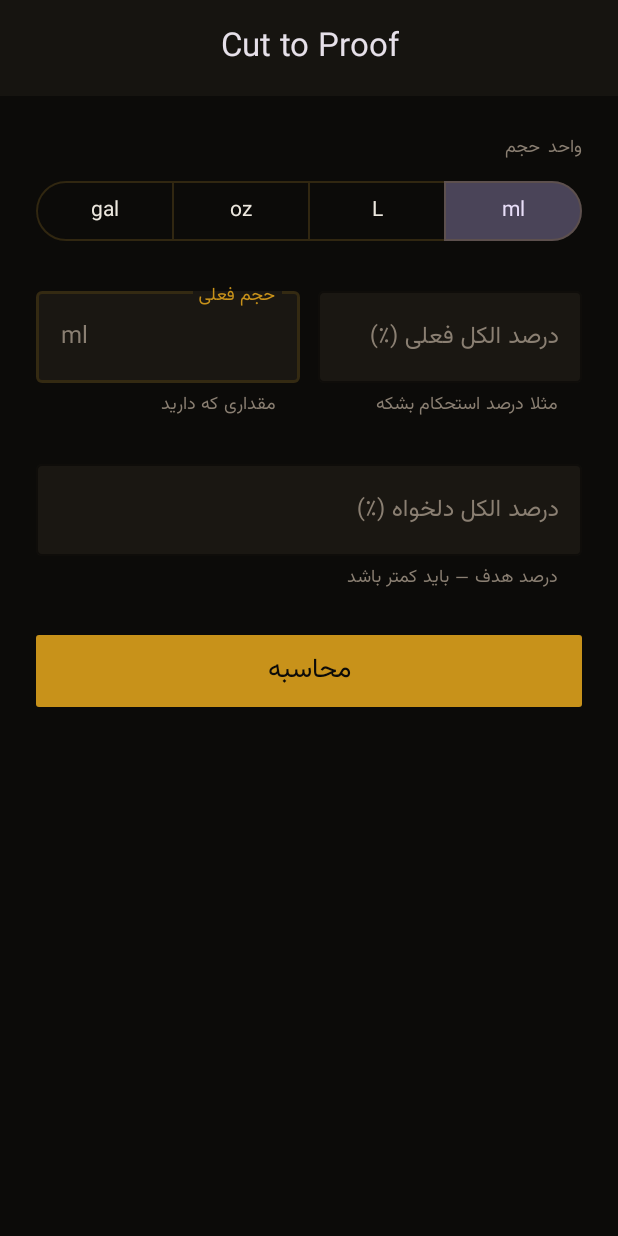
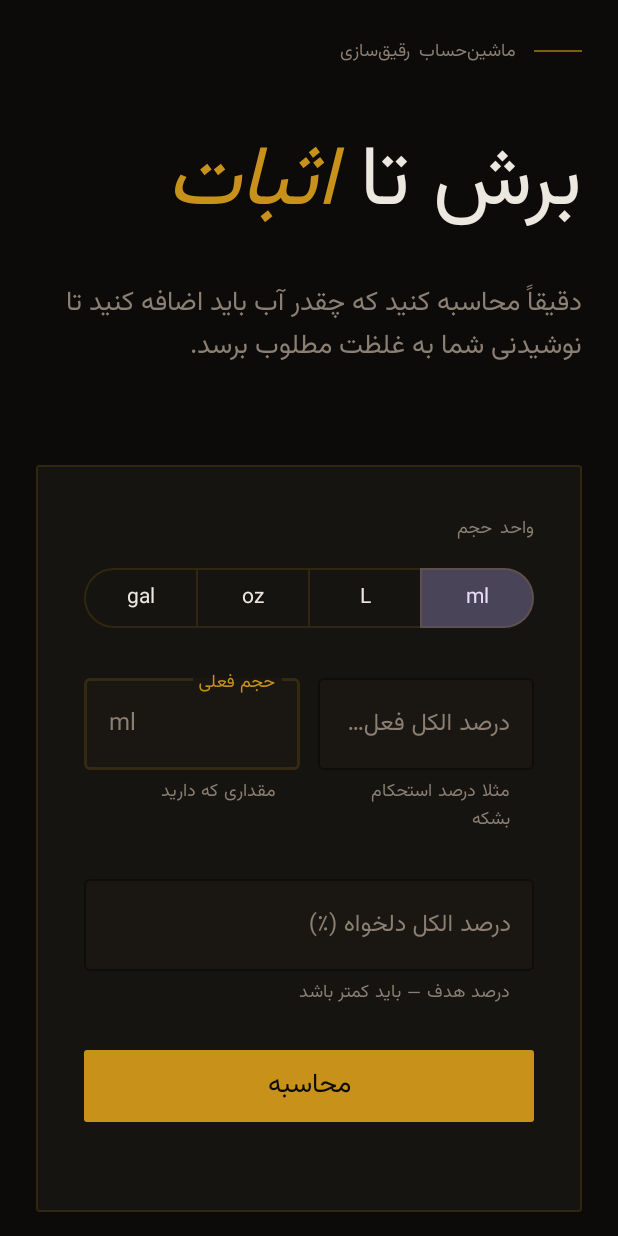
Before and after one commit to itschiya/cyz, an Android app: the screen it shows after launch (MainActivity), on a phone screen of 412 x 824 dp. Run offline under Robolectric (Android 15) with nearby library versions, the phone set to English and light mode, and no system bars.

Commit message:
Fix calculate crash and redesign UI to match Figma
- Resolves ClassCastException when clicking calculate by assigning an ID to the NestedScrollView.
- Migrates the main UI to strictly match the requested Figma React app clone.
- Applies Persian translations and right-to-left localization support for all text elements as requested.
- Adds appropriate Material3 UI widgets, colors, corner radii, and structure to replicate the web app's style.

Co-authored-by: itschiya <154016735+itschiya@users.noreply.github.com>

```diff
--- a/app/src/main/java/com/example/alcoholcalculator/MainActivity.kt
+++ b/app/src/main/java/com/example/alcoholcalculator/MainActivity.kt
@@ -29,6 +29,9 @@ class MainActivity : AppCompatActivity() {
     private lateinit var tvVerifiedAbv: TextView
     private lateinit var tvDilutionRatio: TextView
     private lateinit var toggleGroupUnit: MaterialButtonToggleGroup
+    private lateinit var practicalNote: TextView
+    private lateinit var footerView: View
+    private lateinit var mainScrollView: androidx.core.widget.NestedScrollView
 
     enum class UnitType(val factor: Double, val symbol: String) {
         ML(1.0, "ml"),
@@ -58,6 +61,9 @@ class MainActivity : AppCompatActivity() {
         tvVerifiedAbv = findViewById(R.id.tvVerifiedAbv)
         tvDilutionRatio = findViewById(R.id.tvDilutionRatio)
         toggleGroupUnit = findViewById(R.id.toggleGroupUnit)
+        practicalNote = findViewById(R.id.practicalNote)
+        footerView = findViewById(R.id.footerView)
+        mainScrollView = findViewById(R.id.mainScrollView)
 
         toggleGroupUnit.addOnButtonCheckedListener { _, checkedId, isChecked ->
             if (isChecked) {
@@ -91,6 +97,8 @@ class MainActivity : AppCompatActivity() {
         etDesiredPercentage.text?.clear()
         resultCard.visibility = View.GONE
         btnReset.visibility = View.GONE
+        practicalNote.visibility = View.GONE
+        footerView.visibility = View.GONE
     }
 
     private fun toMl(value: Double, unit: UnitType): Double {
@@ -182,11 +190,12 @@ class MainActivity : AppCompatActivity() {
 
         resultCard.visibility = View.VISIBLE
         btnReset.visibility = View.VISIBLE
+        practicalNote.visibility = View.VISIBLE
+        footerView.visibility = View.VISIBLE
 
         // Scroll down
-        resultCard.post {
-            val scrollView = findViewById<androidx.core.widget.NestedScrollView>(R.id.resultCard)
-            scrollView?.smoothScrollTo(0, resultCard.bottom)
+        mainScrollView.post {
+            mainScrollView.smoothScrollTo(0, footerView.bottom)
         }
     }
 }
--- /dev/null
+++ b/app/src/main/res/drawable/footer_border_top.xml
@@ -0,0 +1,9 @@
+<?xml version="1.0" encoding="utf-8"?>
+<layer-list xmlns:android="http://schemas.android.com/apk/res/android">
+    <item android:top="0dp" android:bottom="-2dp" android:left="-2dp" android:right="-2dp">
+        <shape android:shape="rectangle">
+            <solid android:color="@android:color/transparent" />
+            <stroke android:width="1dp" android:color="?attr/colorOutline" />
+        </shape>
+    </item>
+</layer-list>
--- a/app/src/main/res/layout/activity_main.xml
+++ b/app/src/main/res/layout/activity_main.xml
@@ -8,23 +8,10 @@
     android:textDirection="rtl"
     tools:context=".MainActivity">
 
-    <com.google.android.material.appbar.AppBarLayout
+    <androidx.core.widget.NestedScrollView
+        android:id="@+id/mainScrollView"
         android:layout_width="match_parent"
-        android:layout_height="wrap_content">
-
-        <com.google.android.material.appbar.MaterialToolbar
-            android:id="@+id/topAppBar"
-            android:layout_width="match_parent"
-            android:layout_height="?attr/actionBarSize"
-            app:title="@string/app_name"
-            app:titleCentered="true" />
-
-    </com.google.android.material.appbar.AppBarLayout>
-
-    <androidx.core.widget.NestedScrollView
-        android:layout_width="match_parent"
-        android:layout_height="match_parent"
-        app:layout_behavior="@string/appbar_scrolling_view_behavior">
+        android:layout_height="match_parent">
 
         <LinearLayout
             android:layout_width="match_parent"
@@ -32,15 +19,72 @@
             android:orientation="vertical"
             android:padding="24dp">
 
+            <LinearLayout
+                android:layout_width="match_parent"
+                android:layout_height="wrap_content"
+                android:orientation="horizontal"
+                android:gravity="center_vertical"
+                android:layout_marginBottom="32dp">
+
+                <View
+                    android:layout_width="32dp"
+                    android:layout_height="1dp"
+                    android:background="?attr/colorPrimary"
+                    android:alpha="0.6" />
+
+                <TextView
+                    android:layout_width="wrap_content"
+                    android:layout_height="wrap_content"
+                    android:layout_marginStart="12dp"
+                    android:text="@string/header_subtitle"
+                    android:textAllCaps="true"
+                    android:letterSpacing="0.2"
+                    android:textSize="12sp"
+                    android:textColor="?attr/colorOnSurfaceVariant" />
+            </LinearLayout>
+
             <TextView
                 android:layout_width="wrap_content"
                 android:layout_height="wrap_content"
-                android:text="@string/unit_hint"
-                android:textAllCaps="true"
-                android:letterSpacing="0.15"
-                android:textSize="12sp"
+                android:text="@string/header_title"
+                android:textSize="56sp"
+                android:textColor="?attr/colorOnSurface"
+                android:layout_marginBottom="20dp" />
+
+            <TextView
+                android:layout_width="match_parent"
+                android:layout_height="wrap_content"
+                android:text="@string/header_description"
+                android:textSize="18sp"
                 android:textColor="?attr/colorOnSurfaceVariant"
-                android:layout_marginBottom="8dp" />
+                android:layout_marginBottom="64dp" />
+
+            <com.google.android.material.card.MaterialCardView
+                android:layout_width="match_parent"
+                android:layout_height="wrap_content"
+                android:layout_marginBottom="16dp"
+                style="@style/Widget.Material3.CardView.Elevated"
+                app:cardBackgroundColor="?attr/colorSurface"
+                app:strokeColor="?attr/colorOutline"
+                app:strokeWidth="1dp"
+                app:cardCornerRadius="2dp"
+                app:cardElevation="0dp">
+
+                <LinearLayout
+                    android:layout_width="match_parent"
+                    android:layout_height="wrap_content"
+                    android:orientation="vertical"
+                    android:padding="32dp">
+
+                    <TextView
+                        android:layout_width="wrap_content"
+                        android:layout_height="wrap_content"
+                        android:text="@string/unit_hint"
+                        android:textAllCaps="true"
+                        android:letterSpacing="0.15"
+                        android:textSize="12sp"
+                        android:textColor="?attr/colorOnSurfaceVariant"
+                        android:layout_marginBottom="12dp" />
 
             <com.google.android.material.button.MaterialButtonToggleGroup
                 android:id="@+id/toggleGroupUnit"
@@ -176,6 +220,9 @@
                     app:cornerRadius="2dp"
                     android:visibility="gone" />
             </LinearLayout>
+
+                </LinearLayout>
+            </com.google.android.material.card.MaterialCardView>
 
             <com.google.android.material.card.MaterialCardView
                 android:id="@+id/resultCard"
@@ -333,7 +380,7 @@
                     <TextView
                         android:layout_width="wrap_content"
                         android:layout_height="wrap_content"
-                        android:text="Vwater = (C1 × V1 / C2) − V1  ·  Pearson square method"
+                        android:text="@string/formula_note"
                         android:textSize="12sp"
                         android:textColor="?attr/colorOnSurfaceVariant"
                         android:textDirection="ltr"
@@ -342,6 +389,46 @@
                 </LinearLayout>
             </com.google.android.material.card.MaterialCardView>
 
+            <TextView
+                android:id="@+id/practicalNote"
+                android:layout_width="match_parent"
+                android:layout_height="wrap_content"
+                android:text="@string/practical_note"
+                android:textSize="12sp"
+                android:textColor="?attr/colorOnSurfaceVariant"
+                android:layout_marginTop="12dp"
+                android:layout_marginHorizontal="4dp"
+                android:visibility="gone" />
+
+            <LinearLayout
+                android:id="@+id/footerView"
+                android:layout_width="match_parent"
+                android:layout_height="wrap_content"
+                android:orientation="horizontal"
+                android:layout_marginTop="96dp"
+                android:paddingTop="32dp"
+                android:background="@drawable/footer_border_top"
+                android:visibility="gone"
+                android:baselineAligned="false">
+
+                <TextView
+                    android:layout_width="0dp"
+                    android:layout_weight="1"
+                    android:layout_height="wrap_content"
+                    android:text="@string/footer_brand"
+                    android:textAllCaps="true"
+                    android:letterSpacing="0.1"
+                    android:textSize="12sp"
+                    android:textColor="?attr/colorOnSurfaceVariant" />
+
+                <TextView
+                    android:layout_width="wrap_content"
+                    android:layout_height="wrap_content"
+                    android:text="@string/footer_warning"
+                    android:textSize="12sp"
+                    android:textColor="?attr/colorOnSurfaceVariant" />
+            </LinearLayout>
+
         </LinearLayout>
     </androidx.core.widget.NestedScrollView>
 
--- a/app/src/main/res/values/strings.xml
+++ b/app/src/main/res/values/strings.xml
@@ -26,4 +26,12 @@
     <string name="verified_abv_label">درصد الکل نهایی</string>
     <string name="dilution_ratio_label">نسبت رقیق‌سازی</string>
 
+    <string name="header_subtitle">ماشین‌حساب رقیق‌سازی</string>
+    <string name="header_title">برش تا <font color="#C8921A"><i>اثبات</i></font></string>
+    <string name="header_description">دقیقاً محاسبه کنید که چقدر آب باید اضافه کنید تا نوشیدنی شما به غلظت مطلوب برسد.</string>
+    <string name="formula_note">Vآب = (C1 × V1 / C2) − V1 · روش مربع پیرسون</string>
+    <string name="practical_note">آب را به تدریج اضافه کنید و اجازه دهید نوشیدنی استراحت کند قبل از اندازه‌گیری. دما روی حجم تاثیر می‌گذارد — برای کارهای دقیق، در ۲۰ درجه سانتی‌گراد کالیبره کنید.</string>
+    <string name="footer_brand">CYZ · برش تا اثبات</string>
+    <string name="footer_warning">مسئولانه بنوشید.</string>
+
 </resources>
```
